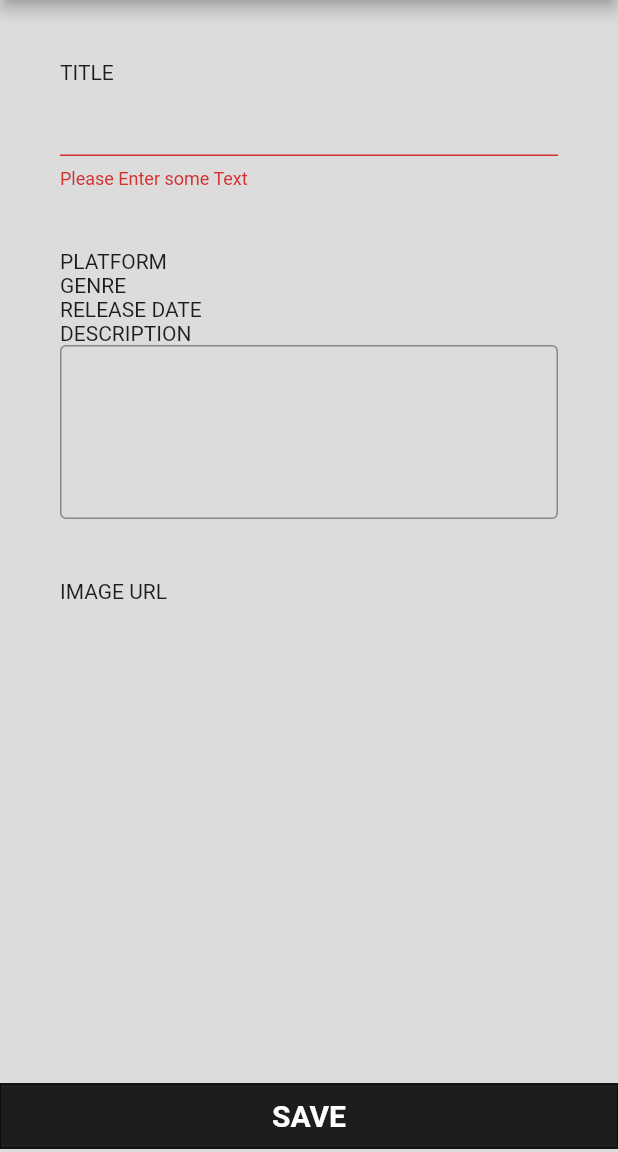
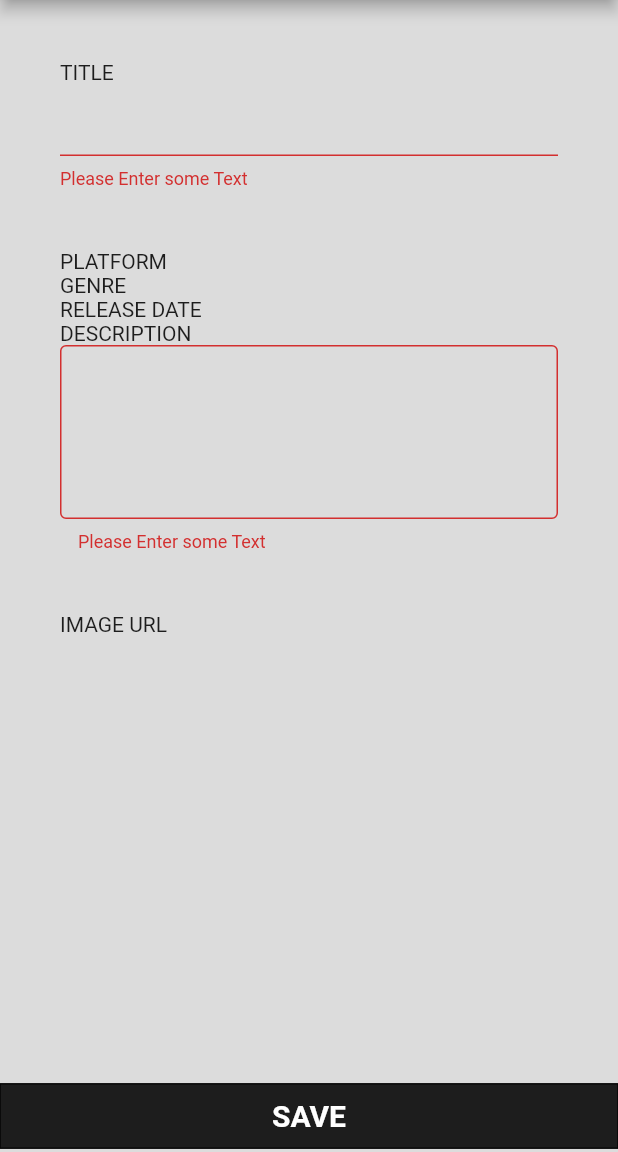
Before and after one commit to GeonwooVincentKim/New_Flutter_Several_Function, a Flutter app: the GameCreator screen opened by its route, after a tap on "SAVE", on a phone screen of 412 x 824 dp, the part 84-1236 px from its top. Run offline on Flutter 3.47's test engine with Material 2 defaults, Android fonts, the phone set to English and light mode, and no system bars; accounts and stored records are empty.

Commit message:
Move file-location to below CreateGame.

```diff
--- a/lib/app_screens/Home/GameCreator.dart
+++ b/lib/app_screens/Home/GameCreator.dart
@@ -5,7 +5,7 @@ import 'package:flutter_app/model/game/game.dart';
 import 'package:flutter_app/provider/games_provider.dart';
 // import 'package:flutter_app/provider/games.dart';
 import 'package:flutter_app/shared/style.dart';
-import 'package:flutter_app/widgets/Home/GameCreateForm.dart';
+import 'package:flutter_app/widgets/CreateGame/GameCreateForm.dart';
 import 'package:provider/provider.dart';
 
 
--- a/lib/widgets/Home/GameCreateForm.dart
+++ b/lib/widgets/CreateGame/GameCreateForm.dart
@@ -82,6 +82,10 @@ class _GameCreateFormState extends State<GameCreateForm> {
             border: OutlineInputBorder(borderSide: BorderSide(color: Colors.black87, width: 1.0)),
             labelText: '',
           ),
+          validator: (value){
+            if(value.isEmpty){return 'Please Enter some Text';}
+            return null;
+          }, onSaved: (value) => widget.formData['description'] = value
         ),
         SizedBox(height: defaultPadding * 2),
       ]
```
Also changed, not shown: lib/widgets/CreateGame/list_checkbox_with_label.dart (added, +36 -0 lines).
